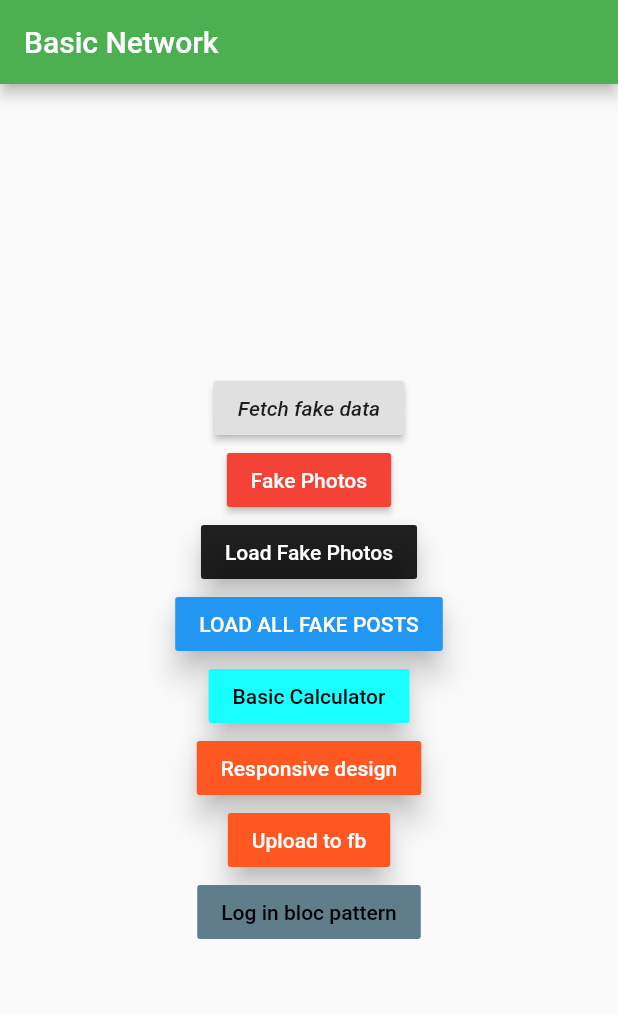
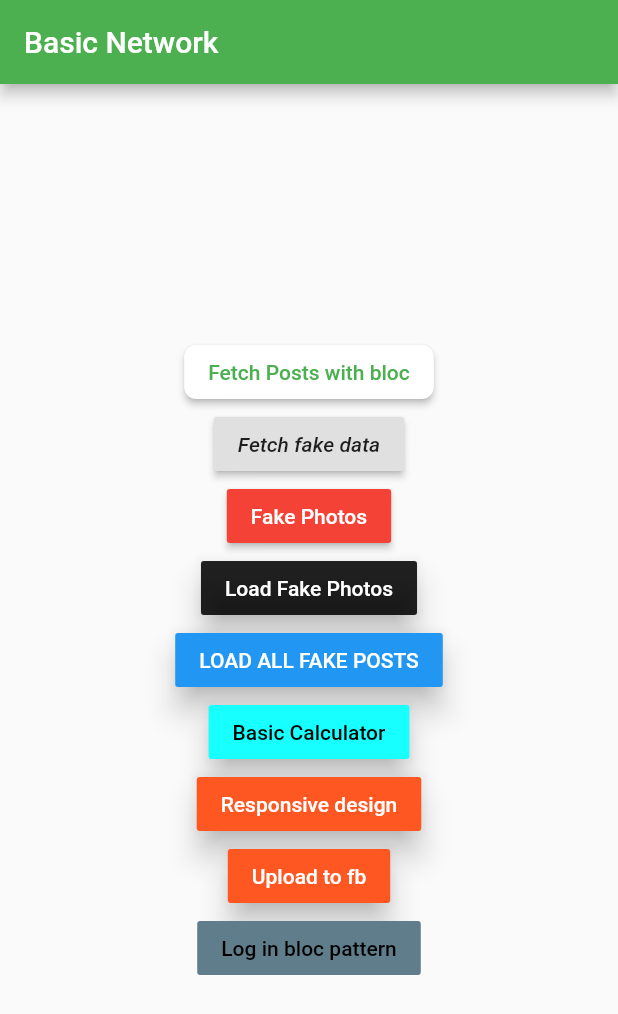
Before and after one commit to crataristo4/basic_flutter, a Flutter app: the screen it shows after launch, on a phone screen of 412 x 824 dp. Shown: the top 1014 px of the screen. Run offline on Flutter 3.47's test engine with Material 2 defaults, Android fonts, the phone set to English and light mode, and no system bars; our stand-ins replace equatable, firebase_storage, flutter_bloc, font_awesome_flutter, image_picker, rxdart; accounts and stored records are empty.

Commit message:
fixed bugs

```diff
--- a/lib/constants/Constants.dart
+++ b/lib/constants/Constants.dart
@@ -2,4 +2,6 @@ class MyConstants {
   get key => "AIzaSyCpF9hsSFxbrGdTdgRjcsmdLjgc0YZyxow";
   get getPhotos => "https://jsonplaceholder.typicode.com/photos";
   get getPosts => "https://jsonplaceholder.typicode.com/posts/2";
+  get baseUrl => "jsonplaceholder.typicode.com";
+  get getPostsFromUrl => "/posts";
 }
--- /dev/null
+++ b/lib/flutterBloc/bloc/events.dart
@@ -0,0 +1,3 @@
+enum PostEvents{
+  fetchAllPosts,
+}
--- /dev/null
+++ b/lib/flutterBloc/bloc/postStates.dart
@@ -0,0 +1,28 @@
+import 'package:flutter_network/flutterBloc/model/postsList.dart';
+import 'package:equatable/equatable.dart';
+
+abstract class PostState extends Equatable {
+  @override
+  List<Object> get props => [];
+
+  @override
+  bool get stringify => true;
+}
+
+class PostsInitialState extends PostState{
+
+}
+
+class PostLoadingState extends PostState {}
+
+class PostErrorState extends PostState {
+  final errorMessage;
+
+  PostErrorState({this.errorMessage});
+}
+
+class PostLoaded extends PostState {
+  final List<Posts> posts;
+
+  PostLoaded({this.posts});
+}
--- /dev/null
+++ b/lib/flutterBloc/exceptions/exceptions.dart
@@ -0,0 +1,23 @@
+class NoInternetException {
+  var message;
+
+  NoInternetException(this.message);
+}
+
+class NoServicesFoundException {
+  var message;
+
+  NoServicesFoundException(this.message);
+}
+
+class UnknownErrorException {
+  var message;
+
+  UnknownErrorException(this.message);
+}
+
+class InvalidFormatException {
+  var message;
+
+  InvalidFormatException(this.message);
+}
--- /dev/null
+++ b/lib/flutterBloc/model/postsList.dart
@@ -0,0 +1,26 @@
+import 'dart:convert';
+
+
+List<Posts> postsFromJson(String str) =>
+    List<Posts>.from(json.decode(str).map((x) => Posts.fromJson(x)));
+
+String postsToJson(List<Posts> postsList) =>
+    json.encode(List<dynamic>.from(postsList.map((e) => e.postToJson())));
+
+class Posts {
+  int userId, id;
+  String title, body;
+
+  Posts({this.userId, this.id, this.title, this.body});
+
+  factory Posts.fromJson(Map<String, dynamic> json) {
+    return Posts(
+        userId: json['userId'],
+        id: json['id'],
+        title: json['title'],
+        body: json['body']);
+  }
+
+  Map<String, dynamic> postToJson() =>
+      {"userId": userId, "id": id, "title": title, "body": body};
+}
--- /dev/null
+++ b/lib/flutterBloc/repo/services.dart
@@ -0,0 +1,20 @@
+import 'package:flutter_network/constants/Constants.dart';
+import 'package:http/http.dart' as http;
+import 'package:http/http.dart';
+import 'package:flutter_network/flutterBloc/model/postsList.dart';
+
+abstract class PostRepository {
+//gets all posts
+  Future<List<Posts>> getAllPosts();
+}
+
+class PostServices implements PostRepository {
+  @override
+  Future<List<Posts>> getAllPosts() async {
+    Uri uri = Uri.https(MyConstants().baseUrl, MyConstants().getPostsFromUrl);
+    Response response = await http.get(uri);
+    List<Posts> postLists = postsFromJson(response.body);
+
+    return postLists;
+  }
+}
--- a/lib/main.dart
+++ b/lib/main.dart
@@ -1,8 +1,9 @@
 import 'package:flutter/material.dart';
+import 'package:flutter_network/flutterBloc/bloc/bloc.dart';
+import 'package:flutter_network/flutterBloc/myPost.dart';
+import 'package:flutter_network/flutterBloc/repo/services.dart';
 import 'package:flutter_network/ui/homeButtons.dart';
-import 'file:///D:/lenovo/flutter_network/lib/model/Posts.dart';
-import 'package:http/http.dart' as http;
-import 'dart:convert';
+import 'package:flutter_bloc/flutter_bloc.dart';
 
 void main() {
   runApp(MyApp());
@@ -46,6 +47,10 @@ class _MyHomePageState extends State<MyHomePage> {
       ),
 
       body: ButtonClicks(),
+     /* body: BlocProvider(
+        create: (context) => PostBloc(postRepository: PostServices()),
+        child: MyPosts(),
+      ),*/
 
     );
   }
--- a/lib/ui/homeButtons.dart
+++ b/lib/ui/homeButtons.dart
@@ -1,4 +1,7 @@
 import 'package:flutter/material.dart';
+import 'package:flutter_network/flutterBloc/bloc/bloc.dart';
+import 'package:flutter_network/flutterBloc/myPost.dart';
+import 'package:flutter_network/flutterBloc/repo/services.dart';
 import 'package:flutter_network/loginBlocPattern/login.dart';
 import 'package:flutter_network/pages/homePage.dart';
 import 'package:flutter_network/ui/BasicCalculator.dart';
@@ -7,6 +10,7 @@ import 'package:flutter_network/ui/FetchFakePhotos.dart';
 import 'package:flutter_network/ui/GetFakePhotos.dart';
 import 'package:flutter_network/ui/LoadFakePosts.dart';
 import 'package:flutter_network/ui/ProfilePage.dart';
+import 'package:flutter_bloc/flutter_bloc.dart';
 
 class ButtonClicks extends StatelessWidget {
   @override
@@ -17,6 +21,25 @@ class ButtonClicks extends StatelessWidget {
         child: SingleChildScrollView(
           child: Column(
             children: [
+              RaisedButton(
+                shape: RoundedRectangleBorder(
+                    borderRadius: BorderRadius.circular(8)),
+                color: Colors.white,
+                onPressed: () {
+                  Navigator.push(
+                      context,
+                      MaterialPageRoute(
+                          builder: (context) => BlocProvider(
+                              create: (context) =>
+                                  PostBloc(postRepository: PostServices()),
+                              child: MyPosts())));
+                },
+                child: Text(
+                  "Fetch Posts with bloc",
+                  style: TextStyle(
+                      fontStyle: FontStyle.normal, color: Colors.green),
+                ),
+              ),
               RaisedButton(
                 onPressed: () {
                   Navigator.push(context, MaterialPageRoute(builder: (context) {
@@ -36,7 +59,10 @@ class ButtonClicks extends StatelessWidget {
                     return FetchFakePhotos();
                   }));
                 },
-                child: Text("Fake Photos",style: TextStyle(color: Colors.white),),
+                child: Text(
+                  "Fake Photos",
+                  style: TextStyle(color: Colors.white),
+                ),
               ),
               RaisedButton(
                 elevation: 8.0,
@@ -46,7 +72,10 @@ class ButtonClicks extends StatelessWidget {
                     return GetFakePhotos();
                   }));
                 },
-                child: Text("Load Fake Photos",style: TextStyle(color: Colors.white),),
+                child: Text(
+                  "Load Fake Photos",
+                  style: TextStyle(color: Colors.white),
+                ),
               ),
               RaisedButton(
                 elevation: 8.0,
@@ -56,7 +85,10 @@ class ButtonClicks extends StatelessWidget {
                     return FakePosts();
                   }));
                 },
-                child: Text("LOAD ALL FAKE POSTS",style: TextStyle(color: Colors.white),),
+                child: Text(
+                  "LOAD ALL FAKE POSTS",
+                  style: TextStyle(color: Colors.white),
+                ),
               ),
               RaisedButton(
                 elevation: 8.0,
@@ -66,9 +98,11 @@ class ButtonClicks extends StatelessWidget {
                     return BasicCalculator();
                   }));
                 },
-                child: Text("Basic Calculator",style: TextStyle(color: Colors.black),),
+                child: Text(
+                  "Basic Calculator",
+                  style: TextStyle(color: Colors.black),
+                ),
               ),
-
               RaisedButton(
                 elevation: 8.0,
                 color: Colors.deepOrange,
@@ -77,9 +111,11 @@ class ButtonClicks extends StatelessWidget {
                     return HomePage();
                   }));
                 },
-                child: Text("Responsive design",style: TextStyle(color: Colors.white),),
+                child: Text(
+                  "Responsive design",
+                  style: TextStyle(color: Colors.white),
+                ),
               ),
-
               RaisedButton(
                 elevation: 8.0,
                 color: Colors.deepOrange,
@@ -88,7 +124,10 @@ class ButtonClicks extends StatelessWidget {
                     return ProfilePage();
                   }));
                 },
-                child: Text("Upload to fb",style: TextStyle(color: Colors.white),),
+                child: Text(
+                  "Upload to fb",
+                  style: TextStyle(color: Colors.white),
+                ),
               ),
               FlatButton(
                 color: Colors.blueGrey,
@@ -97,7 +136,10 @@ class ButtonClicks extends StatelessWidget {
                     return LoginPage();
                   }));
                 },
-                child: Text("Log in bloc pattern",style: TextStyle(color: Colors.black),),
+                child: Text(
+                  "Log in bloc pattern",
+                  style: TextStyle(color: Colors.black),
+                ),
               ),
             ],
           ),
--- a/pubspec.yaml
+++ b/pubspec.yaml
@@ -40,6 +40,8 @@ dev_dependencies:
   firebase_storage: ^2.1.0+1
   image_picker: ^0.5.3+1
   rxdart:
+  equatable: ^1.2.5
+  flutter_bloc: ^6.1.1
 
 flutter_icons:
     image_path: "assets/oop.png"
```
Also changed, not shown: lib/flutterBloc/bloc/bloc.dart (added, +42 -0 lines), lib/flutterBloc/errormessages/errormsg.dart (added, +23 -0 lines), lib/flutterBloc/itemslist.dart (added, +30 -0 lines), lib/flutterBloc/myPost.dart (added, +97 -0 lines), pubspec.lock.
